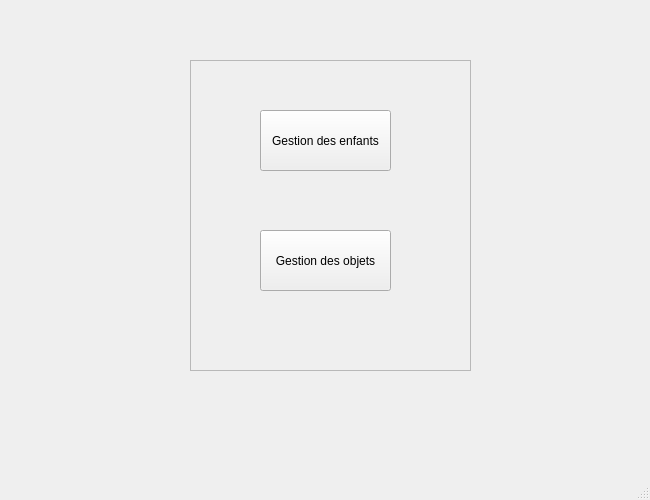
First picture: the form in mainwindow.ui, repository meriemnour/FAMILY_TIME, before the edit.
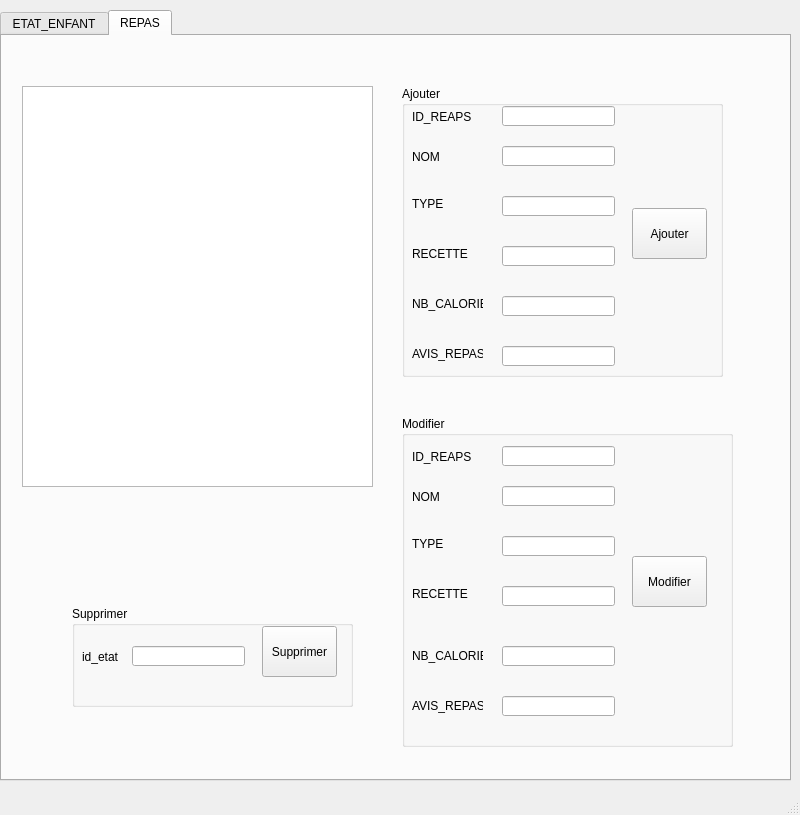
Second picture: the form after the edit.

Diff of the .ui file:
```diff
--- a/mainwindow.ui
+++ b/mainwindow.ui
@@ -6,68 +6,672 @@
    <rect>
     <x>0</x>
     <y>0</y>
-    <width>650</width>
-    <height>500</height>
+    <width>800</width>
+    <height>815</height>
    </rect>
   </property>
   <property name="windowTitle">
    <string>MainWindow</string>
   </property>
   <widget class="QWidget" name="centralwidget">
-   <widget class="QFrame" name="frame">
-    <property name="geometry">
-     <rect>
-      <x>190</x>
-      <y>60</y>
-      <width>281</width>
-      <height>311</height>
-     </rect>
-    </property>
-    <property name="frameShape">
-     <enum>QFrame::StyledPanel</enum>
-    </property>
-    <property name="frameShadow">
-     <enum>QFrame::Raised</enum>
-    </property>
-    <widget class="QPushButton" name="pushButton">
-     <property name="geometry">
-      <rect>
-       <x>70</x>
-       <y>50</y>
-       <width>131</width>
-       <height>61</height>
-      </rect>
-     </property>
-     <property name="text">
-      <string>Gestion des enfants</string>
-     </property>
-    </widget>
-    <widget class="QPushButton" name="pushButton_2">
-     <property name="geometry">
-      <rect>
-       <x>70</x>
-       <y>170</y>
-       <width>131</width>
-       <height>61</height>
-      </rect>
-     </property>
-     <property name="text">
-      <string>Gestion des objets</string>
-     </property>
-    </widget>
-   </widget>
-   <widget class="QLabel" name="label">
+   <widget class="QTabWidget" name="tabWidget">
     <property name="geometry">
      <rect>
       <x>0</x>
-      <y>0</y>
-      <width>650</width>
-      <height>500</height>
+      <y>10</y>
+      <width>791</width>
+      <height>771</height>
      </rect>
     </property>
-    <property name="text">
-     <string/>
+    <property name="currentIndex">
+     <number>1</number>
     </property>
+    <widget class="QWidget" name="tab">
+     <attribute name="title">
+      <string>ETAT_ENFANT</string>
+     </attribute>
+     <widget class="QGroupBox" name="groupBox">
+      <property name="geometry">
+       <rect>
+        <x>410</x>
+        <y>20</y>
+        <width>321</width>
+        <height>201</height>
+       </rect>
+      </property>
+      <property name="title">
+       <string>Ajouter</string>
+      </property>
+      <widget class="QPushButton" name="b_ajouter_3">
+       <property name="geometry">
+        <rect>
+         <x>240</x>
+         <y>62</y>
+         <width>75</width>
+         <height>51</height>
+        </rect>
+       </property>
+       <property name="text">
+        <string>Ajouter</string>
+       </property>
+      </widget>
+      <widget class="QLabel" name="label_15">
+       <property name="geometry">
+        <rect>
+         <x>20</x>
+         <y>30</y>
+         <width>61</width>
+         <height>31</height>
+        </rect>
+       </property>
+       <property name="text">
+        <string>id_etat</string>
+       </property>
+      </widget>
+      <widget class="QLabel" name="label_16">
+       <property name="geometry">
+        <rect>
+         <x>20</x>
+         <y>80</y>
+         <width>81</width>
+         <height>16</height>
+        </rect>
+       </property>
+       <property name="text">
+        <string>Etat_sante</string>
+       </property>
+      </widget>
+      <widget class="QLabel" name="label_17">
+       <property name="geometry">
+        <rect>
+         <x>20</x>
+         <y>130</y>
+         <width>81</width>
+         <height>16</height>
+        </rect>
+       </property>
+       <property name="text">
+        <string>Etat_psychique</string>
+       </property>
+      </widget>
+      <widget class="QLineEdit" name="le_id_3">
+       <property name="geometry">
+        <rect>
+         <x>100</x>
+         <y>30</y>
+         <width>113</width>
+         <height>20</height>
+        </rect>
+       </property>
+      </widget>
+      <widget class="QLineEdit" name="sante_3">
+       <property name="geometry">
+        <rect>
+         <x>100</x>
+         <y>80</y>
+         <width>113</width>
+         <height>20</height>
+        </rect>
+       </property>
+      </widget>
+      <widget class="QLineEdit" name="psy_3">
+       <property name="geometry">
+        <rect>
+         <x>100</x>
+         <y>130</y>
+         <width>113</width>
+         <height>20</height>
+        </rect>
+       </property>
+      </widget>
+     </widget>
+     <widget class="QGroupBox" name="groupBox_2">
+      <property name="geometry">
+       <rect>
+        <x>401</x>
+        <y>241</y>
+        <width>321</width>
+        <height>161</height>
+       </rect>
+      </property>
+      <property name="title">
+       <string>Modifier</string>
+      </property>
+      <widget class="QLabel" name="label_18">
+       <property name="geometry">
+        <rect>
+         <x>10</x>
+         <y>30</y>
+         <width>51</width>
+         <height>21</height>
+        </rect>
+       </property>
+       <property name="text">
+        <string>id_etat</string>
+       </property>
+      </widget>
+      <widget class="QLineEdit" name="le_id2_3">
+       <property name="geometry">
+        <rect>
+         <x>100</x>
+         <y>30</y>
+         <width>113</width>
+         <height>20</height>
+        </rect>
+       </property>
+      </widget>
+      <widget class="QLabel" name="label_19">
+       <property name="geometry">
+        <rect>
+         <x>10</x>
+         <y>80</y>
+         <width>81</width>
+         <height>16</height>
+        </rect>
+       </property>
+       <property name="text">
+        <string>Etat_sante</string>
+       </property>
+      </widget>
+      <widget class="QLineEdit" name="sante2_3">
+       <property name="geometry">
+        <rect>
+         <x>100</x>
+         <y>80</y>
+         <width>113</width>
+         <height>20</height>
+        </rect>
+       </property>
+      </widget>
+      <widget class="QLabel" name="label_20">
+       <property name="geometry">
+        <rect>
+         <x>10</x>
+         <y>130</y>
+         <width>81</width>
+         <height>16</height>
+        </rect>
+       </property>
+       <property name="text">
+        <string>Etat_psychique</string>
+       </property>
+      </widget>
+      <widget class="QLineEdit" name="psy2_3">
+       <property name="geometry">
+        <rect>
+         <x>100</x>
+         <y>130</y>
+         <width>113</width>
+         <height>20</height>
+        </rect>
+       </property>
+      </widget>
+      <widget class="QPushButton" name="b_modifier_3">
+       <property name="geometry">
+        <rect>
+         <x>230</x>
+         <y>50</y>
+         <width>75</width>
+         <height>61</height>
+        </rect>
+       </property>
+       <property name="text">
+        <string>Modifier</string>
+       </property>
+      </widget>
+     </widget>
+     <widget class="QGroupBox" name="groupBox_3">
+      <property name="geometry">
+       <rect>
+        <x>410</x>
+        <y>460</y>
+        <width>281</width>
+        <height>101</height>
+       </rect>
+      </property>
+      <property name="title">
+       <string>Supprimer</string>
+      </property>
+      <widget class="QPushButton" name="b_sup_3">
+       <property name="geometry">
+        <rect>
+         <x>190</x>
+         <y>20</y>
+         <width>75</width>
+         <height>51</height>
+        </rect>
+       </property>
+       <property name="text">
+        <string>Supprimer</string>
+       </property>
+      </widget>
+      <widget class="QLabel" name="label_21">
+       <property name="geometry">
+        <rect>
+         <x>10</x>
+         <y>40</y>
+         <width>51</width>
+         <height>21</height>
+        </rect>
+       </property>
+       <property name="text">
+        <string>id_etat</string>
+       </property>
+      </widget>
+      <widget class="QLineEdit" name="le_id3_3">
+       <property name="geometry">
+        <rect>
+         <x>60</x>
+         <y>40</y>
+         <width>113</width>
+         <height>20</height>
+        </rect>
+       </property>
+      </widget>
+     </widget>
+     <widget class="QTableView" name="tableView">
+      <property name="geometry">
+       <rect>
+        <x>11</x>
+        <y>11</y>
+        <width>351</width>
+        <height>401</height>
+       </rect>
+      </property>
+     </widget>
+    </widget>
+    <widget class="QWidget" name="tab_2">
+     <attribute name="title">
+      <string>REPAS</string>
+     </attribute>
+     <widget class="QGroupBox" name="groupBox_4">
+      <property name="geometry">
+       <rect>
+        <x>70</x>
+        <y>570</y>
+        <width>281</width>
+        <height>101</height>
+       </rect>
+      </property>
+      <property name="title">
+       <string>Supprimer</string>
+      </property>
+      <widget class="QPushButton" name="b_sup_repas">
+       <property name="geometry">
+        <rect>
+         <x>190</x>
+         <y>20</y>
+         <width>75</width>
+         <height>51</height>
+        </rect>
+       </property>
+       <property name="text">
+        <string>Supprimer</string>
+       </property>
+      </widget>
+      <widget class="QLabel" name="label_29">
+       <property name="geometry">
+        <rect>
+         <x>10</x>
+         <y>40</y>
+         <width>51</width>
+         <height>21</height>
+        </rect>
+       </property>
+       <property name="text">
+        <string>id_etat</string>
+       </property>
+      </widget>
+      <widget class="QLineEdit" name="le_id3_5">
+       <property name="geometry">
+        <rect>
+         <x>60</x>
+         <y>40</y>
+         <width>113</width>
+         <height>20</height>
+        </rect>
+       </property>
+      </widget>
+     </widget>
+     <widget class="QGroupBox" name="groupBox_5">
+      <property name="geometry">
+       <rect>
+        <x>400</x>
+        <y>380</y>
+        <width>331</width>
+        <height>331</height>
+       </rect>
+      </property>
+      <property name="title">
+       <string>Modifier</string>
+      </property>
+      <widget class="QLabel" name="label_30">
+       <property name="geometry">
+        <rect>
+         <x>10</x>
+         <y>70</y>
+         <width>51</width>
+         <height>21</height>
+        </rect>
+       </property>
+       <property name="text">
+        <string>NOM</string>
+       </property>
+      </widget>
+      <widget class="QLineEdit" name="le_nom_2">
+       <property name="geometry">
+        <rect>
+         <x>100</x>
+         <y>70</y>
+         <width>113</width>
+         <height>20</height>
+        </rect>
+       </property>
+      </widget>
+      <widget class="QLabel" name="label_31">
+       <property name="geometry">
+        <rect>
+         <x>10</x>
+         <y>120</y>
+         <width>81</width>
+         <height>16</height>
+        </rect>
+       </property>
+       <property name="text">
+        <string>TYPE</string>
+       </property>
+      </widget>
+      <widget class="QLineEdit" name="le_type_2">
+       <property name="geometry">
+        <rect>
+         <x>100</x>
+         <y>120</y>
+         <width>113</width>
+         <height>20</height>
+        </rect>
+       </property>
+      </widget>
+      <widget class="QLabel" name="label_32">
+       <property name="geometry">
+        <rect>
+         <x>10</x>
+         <y>170</y>
+         <width>81</width>
+         <height>16</height>
+        </rect>
+       </property>
+       <property name="text">
+        <string>RECETTE</string>
+       </property>
+      </widget>
+      <widget class="QLineEdit" name="la_recette_2">
+       <property name="geometry">
+        <rect>
+         <x>100</x>
+         <y>170</y>
+         <width>113</width>
+         <height>20</height>
+        </rect>
+       </property>
+      </widget>
+      <widget class="QPushButton" name="b_modifier_repa">
+       <property name="geometry">
+        <rect>
+         <x>230</x>
+         <y>140</y>
+         <width>75</width>
+         <height>51</height>
+        </rect>
+       </property>
+       <property name="text">
+        <string>Modifier</string>
+       </property>
+      </widget>
+      <widget class="QLabel" name="label_33">
+       <property name="geometry">
+        <rect>
+         <x>10</x>
+         <y>230</y>
+         <width>71</width>
+         <height>20</height>
+        </rect>
+       </property>
+       <property name="text">
+        <string>NB_CALORIES</string>
+       </property>
+      </widget>
+      <widget class="QLabel" name="label_34">
+       <property name="geometry">
+        <rect>
+         <x>10</x>
+         <y>280</y>
+         <width>71</width>
+         <height>20</height>
+        </rect>
+       </property>
+       <property name="text">
+        <string>AVIS_REPAS</string>
+       </property>
+      </widget>
+      <widget class="QLineEdit" name="le_nbcalo_2">
+       <property name="geometry">
+        <rect>
+         <x>100</x>
+         <y>230</y>
+         <width>113</width>
+         <height>20</height>
+        </rect>
+       </property>
+      </widget>
+      <widget class="QLineEdit" name="le_avis_2">
+       <property name="geometry">
+        <rect>
+         <x>100</x>
+         <y>280</y>
+         <width>113</width>
+         <height>20</height>
+        </rect>
+       </property>
+      </widget>
+      <widget class="QLabel" name="label_37">
+       <property name="geometry">
+        <rect>
+         <x>10</x>
+         <y>30</y>
+         <width>61</width>
+         <height>21</height>
+        </rect>
+       </property>
+       <property name="text">
+        <string>ID_REAPS</string>
+       </property>
+      </widget>
+      <widget class="QLineEdit" name="le_id_repas_2">
+       <property name="geometry">
+        <rect>
+         <x>100</x>
+         <y>30</y>
+         <width>113</width>
+         <height>20</height>
+        </rect>
+       </property>
+      </widget>
+     </widget>
+     <widget class="QTableView" name="tableView_REPAS">
+      <property name="geometry">
+       <rect>
+        <x>20</x>
+        <y>50</y>
+        <width>351</width>
+        <height>401</height>
+       </rect>
+      </property>
+     </widget>
+     <widget class="QGroupBox" name="groupBox_6">
+      <property name="geometry">
+       <rect>
+        <x>400</x>
+        <y>50</y>
+        <width>321</width>
+        <height>291</height>
+       </rect>
+      </property>
+      <property name="title">
+       <string>Ajouter</string>
+      </property>
+      <widget class="QPushButton" name="b_ajouter_repa">
+       <property name="geometry">
+        <rect>
+         <x>230</x>
+         <y>122</y>
+         <width>75</width>
+         <height>51</height>
+        </rect>
+       </property>
+       <property name="text">
+        <string>Ajouter</string>
+       </property>
+      </widget>
+      <widget class="QLabel" name="le_nomm">
+       <property name="geometry">
+        <rect>
+         <x>10</x>
+         <y>60</y>
+         <width>51</width>
+         <height>21</height>
+        </rect>
+       </property>
+       <property name="text">
+        <string>NOM</string>
+       </property>
+      </widget>
+      <widget class="QLabel" name="le_typ">
+       <property name="geometry">
+        <rect>
+         <x>10</x>
+         <y>110</y>
+         <width>81</width>
+         <height>16</height>
+        </rect>
+       </property>
+       <property name="text">
+        <string>TYPE</string>
+       </property>
+      </widget>
+      <widget class="QLabel" name="le_recette">
+       <property name="geometry">
+        <rect>
+         <x>10</x>
+         <y>160</y>
+         <width>81</width>
+         <height>16</height>
+        </rect>
+       </property>
+       <property name="text">
+        <string>RECETTE</string>
+       </property>
+      </widget>
+      <widget class="QLineEdit" name="le_nom">
+       <property name="geometry">
+        <rect>
+         <x>100</x>
+         <y>60</y>
+         <width>113</width>
+         <height>20</height>
+        </rect>
+       </property>
+      </widget>
+      <widget class="QLineEdit" name="le_type">
+       <property name="geometry">
+        <rect>
+         <x>100</x>
+         <y>110</y>
+         <width>113</width>
+         <height>20</height>
+        </rect>
+       </property>
+      </widget>
+      <widget class="QLineEdit" name="la_recette">
+       <property name="geometry">
+        <rect>
+         <x>100</x>
+         <y>160</y>
+         <width>113</width>
+         <height>20</height>
+        </rect>
+       </property>
+      </widget>
+      <widget class="QLabel" name="le_nb_calo">
+       <property name="geometry">
+        <rect>
+         <x>10</x>
+         <y>210</y>
+         <width>71</width>
+         <height>16</height>
+        </rect>
+       </property>
+       <property name="text">
+        <string>NB_CALORIES</string>
+       </property>
+      </widget>
+      <widget class="QLineEdit" name="le_nbcalo">
+       <property name="geometry">
+        <rect>
+         <x>100</x>
+         <y>210</y>
+         <width>113</width>
+         <height>20</height>
+        </rect>
+       </property>
+      </widget>
+      <widget class="QLabel" name="l_avis_repa">
+       <property name="geometry">
+        <rect>
+         <x>10</x>
+         <y>260</y>
+         <width>71</width>
+         <height>16</height>
+        </rect>
+       </property>
+       <property name="text">
+        <string>AVIS_REPAS</string>
+       </property>
+      </widget>
+      <widget class="QLineEdit" name="le_avis">
+       <property name="geometry">
+        <rect>
+         <x>100</x>
+         <y>260</y>
+         <width>113</width>
+         <height>20</height>
+        </rect>
+       </property>
+      </widget>
+      <widget class="QLabel" name="label_35">
+       <property name="geometry">
+        <rect>
+         <x>10</x>
+         <y>20</y>
+         <width>61</width>
+         <height>21</height>
+        </rect>
+       </property>
+       <property name="text">
+        <string>ID_REAPS</string>
+       </property>
+      </widget>
+      <widget class="QLineEdit" name="le_id_repas">
+       <property name="geometry">
+        <rect>
+         <x>100</x>
+         <y>20</y>
+         <width>113</width>
+         <height>20</height>
+        </rect>
+       </property>
+      </widget>
+     </widget>
+    </widget>
    </widget>
    <zorder>label</zorder>
    <zorder>frame</zorder>
```
Left out of the diff: 12 changed lines with no effect on the pictures.
